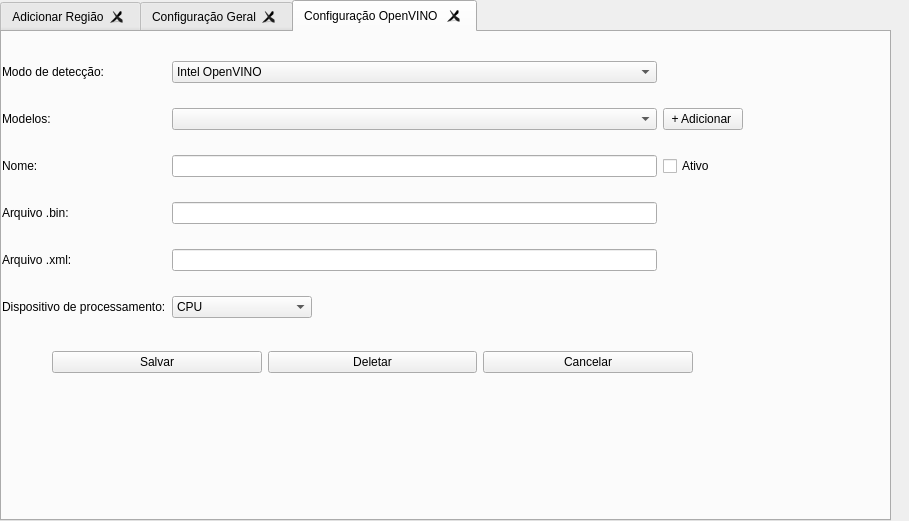
This is mainForm.ui in noldorj/Personal-Home-Guard as Qt 5 draws it before an edit. The edited form follows.
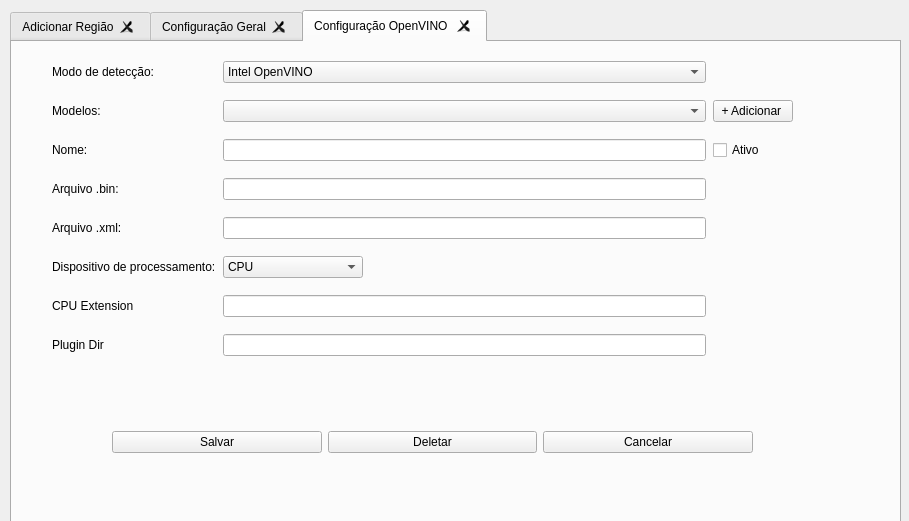
This is the edited form. The open tabs and pages were chosen to show the change.

```diff
--- a/mainForm.ui
+++ b/mainForm.ui
@@ -22,8 +22,8 @@
   <widget class="QTabWidget" name="tabConfig">
    <property name="geometry">
     <rect>
-     <x>0</x>
-     <y>0</y>
+     <x>10</x>
+     <y>10</y>
      <width>891</width>
      <height>521</height>
     </rect>
@@ -604,13 +604,22 @@
     <widget class="QWidget" name="gridLayoutWidget_2">
      <property name="geometry">
       <rect>
-       <x>0</x>
+       <x>40</x>
        <y>10</y>
        <width>741</width>
-       <height>298</height>
+       <height>321</height>
       </rect>
      </property>
      <layout class="QGridLayout" name="gridLayout_2">
+      <property name="horizontalSpacing">
+       <number>7</number>
+      </property>
+      <property name="verticalSpacing">
+       <number>8</number>
+      </property>
+      <item row="7" column="2">
+       <widget class="QLineEdit" name="txtCpuExtension"/>
+      </item>
       <item row="1" column="0">
        <widget class="QLabel" name="label_28">
         <property name="text">
@@ -718,13 +727,34 @@
         </property>
        </widget>
       </item>
+      <item row="8" column="2">
+       <widget class="QLineEdit" name="txtPluginDir">
+        <property name="text">
+         <string/>
+        </property>
+       </widget>
+      </item>
+      <item row="7" column="0">
+       <widget class="QLabel" name="label_26">
+        <property name="text">
+         <string>CPU Extension</string>
+        </property>
+       </widget>
+      </item>
+      <item row="8" column="0">
+       <widget class="QLabel" name="label_27">
+        <property name="text">
+         <string>Plugin Dir</string>
+        </property>
+       </widget>
+      </item>
      </layout>
     </widget>
     <widget class="QWidget" name="horizontalLayoutWidget_5">
      <property name="geometry">
       <rect>
-       <x>50</x>
-       <y>310</y>
+       <x>100</x>
+       <y>380</y>
        <width>641</width>
        <height>41</height>
       </rect>
```
Left out of the diff: 2 changed lines with no effect on the pictures.
